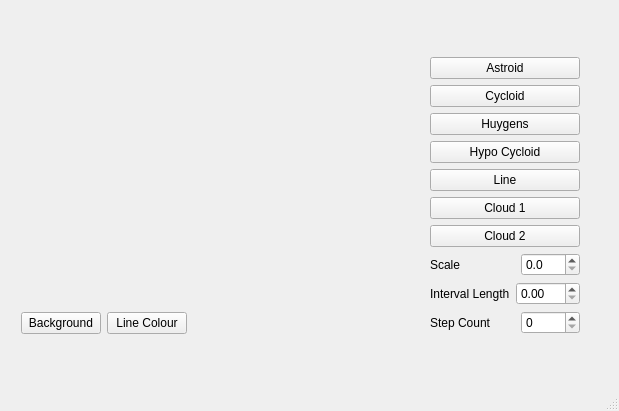
Above: mainwindow.ui from rak10/Qt-Curves before the change. Below: the same form after it.
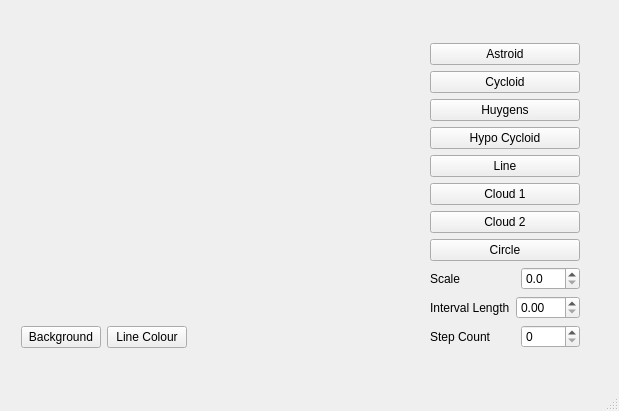
That is the form after the change. Custom widgets are drawn as their Qt base class.

Commit message: 17. Added a new shape (Circle)

What changed in the file:
```diff
--- a/mainwindow.ui
+++ b/mainwindow.ui
@@ -113,6 +113,13 @@
          </property>
         </widget>
        </item>
+       <item>
+        <widget class="QPushButton" name="btnCircle">
+         <property name="text">
+          <string>Circle</string>
+         </property>
+        </widget>
+       </item>
        <item>
         <layout class="QHBoxLayout" name="horizontalLayout">
          <item>
```
The commit also changes 4 other files.
